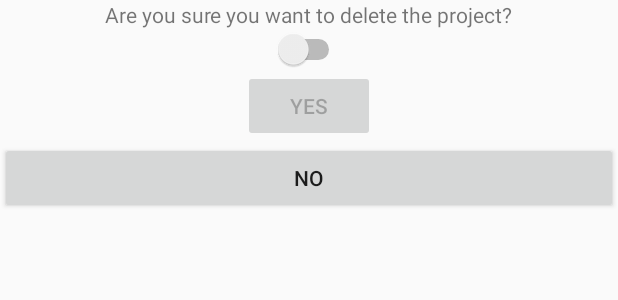
After one commit to Kortforsyningen/GPSLogSheet2, an Android app: the layout delete_dialog.xml on its own in the app's theme, with its tools: preview values and no code run, on a phone screen of 412 x 824 dp. The commit adds this screen. Shown: the top 300 px of the screen. Run offline under Robolectric (Android 15) with nearby library versions, the phone set to English and light mode, and no system bars.

Commit message:
Implemented the ability to delete projects, with "two factor" confirmation dialogue.

```diff
--- /dev/null
+++ b/app/src/main/res/layout/delete_dialog.xml
@@ -0,0 +1,30 @@
+<?xml version="1.0" encoding="utf-8"?>
+<LinearLayout xmlns:android="http://schemas.android.com/apk/res/android"
+    android:orientation="vertical" android:layout_width="match_parent"
+    android:layout_height="match_parent">
+
+    <TextView
+        android:layout_width="wrap_content"
+        android:layout_height="wrap_content"
+        android:layout_gravity="center"
+        android:text="@string/delete_query"/>
+    <Switch
+        android:id="@+id/delete_switch"
+        android:layout_width="wrap_content"
+        android:layout_height="wrap_content"
+        android:layout_gravity="center" />
+
+    <Button
+        android:id="@+id/delete_button"
+        android:layout_width="wrap_content"
+        android:layout_height="wrap_content"
+        android:layout_gravity="center"
+        android:enabled="false"
+        android:text="@string/yes" />
+    <Button
+        android:id="@+id/cancel_button"
+        android:layout_width="match_parent"
+        android:layout_height="wrap_content"
+        android:layout_gravity="center"
+        android:text="@string/no" />
+</LinearLayout>
--- a/app/src/main/res/menu/menu_project.xml
+++ b/app/src/main/res/menu/menu_project.xml
@@ -7,4 +7,9 @@
         android:orderInCategory="100"
         android:title="@string/action_settings"
         app:showAsAction="never" />
+    <item
+        android:id="@+id/action_delete"
+        android:orderInCategory="100"
+        android:title="@string/delete_project"
+        app:showAsAction="never" />
 </menu>
--- a/app/src/main/res/values/strings.xml
+++ b/app/src/main/res/values/strings.xml
@@ -96,5 +96,9 @@
     <string name="operatorString">Operator</string>
     <string name="edit_switch">Editing</string>
     <string name="cancelString">Cancel</string>
+    <string name="delete_project">Delete Project</string>
+    <string name="no">No</string>
+    <string name="yes">Yes</string>
+    <string name="delete_query">Are you sure you want to delete the project?</string>
 
 </resources>
```
Also changed, not shown: app/src/main/java/ref/sdfe/gpslogsheet2/ProjectActivity.java (+76 -17 lines), app/src/main/java/ref/sdfe/gpslogsheet2/ProjectEntry.java (+8 -0 lines), app/src/main/res/layout/fragment_observations.xml (+33 -13 lines).
